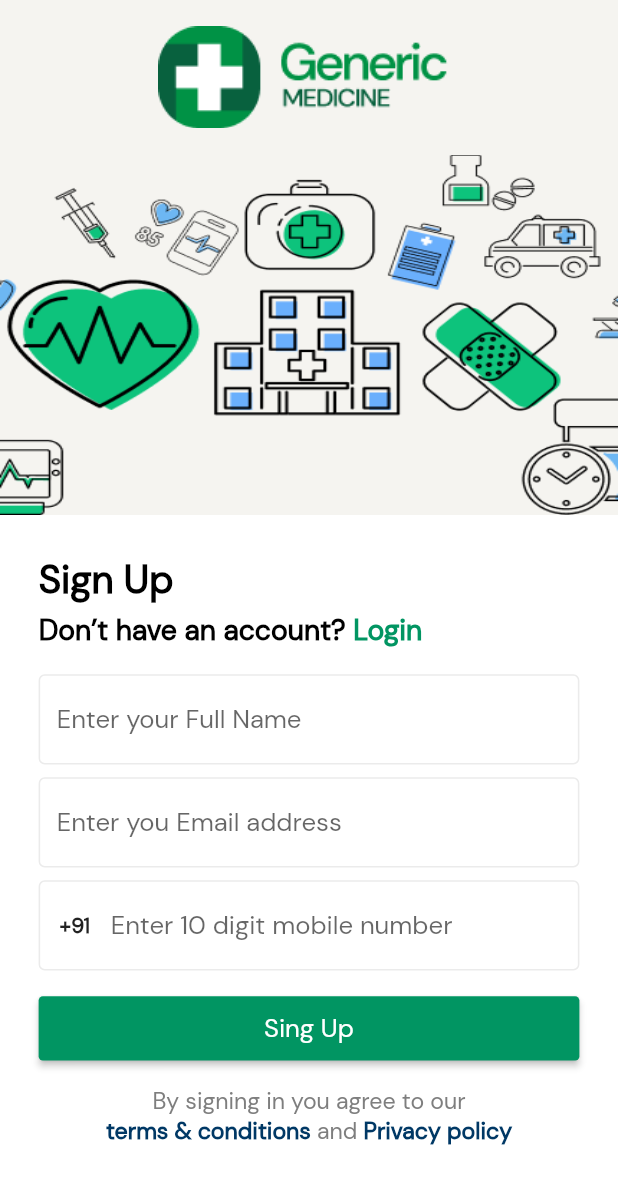
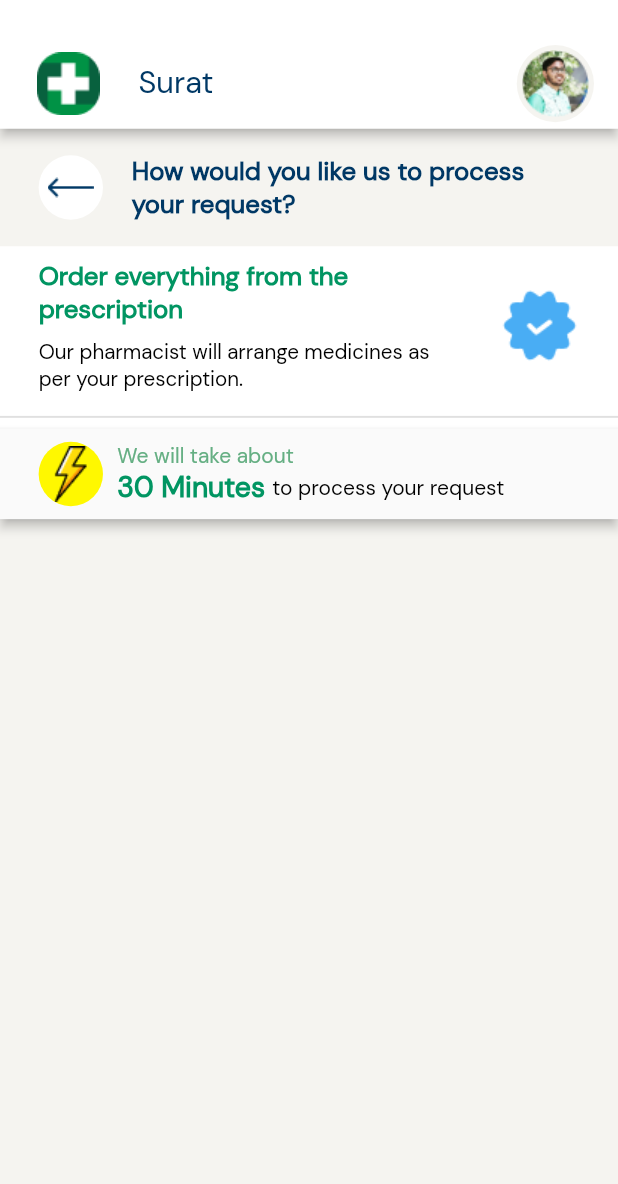
Before and after one commit to DevMeetMunjapara/generic_medicine, a Flutter app: the screen it shows after launch, on a phone screen of 412 x 824 dp. Shown: the top 1184 px of the screen. Run offline on Flutter 3.47's test engine with Material 2 defaults, Android fonts, the phone set to English and light mode, and no system bars; our stand-ins replace flutter_screenutil, pinput.

Commit message:
How To Work page start

```diff
--- a/lib/castomWidget/appComponent.dart
+++ b/lib/castomWidget/appComponent.dart
@@ -11,18 +11,24 @@ class AppComponent {
 //Images
   // Logo
   static String introLogo = "img/introLogo.png";
+  static String lineArrow = "img/lineArrow.png";
+  static String logo = "img/logo.png";
+
   static String login = "img/login/login.png";
   static String singUp = "img/login/singUp.png";
-  static String logo = "img/logo.png";
   static String singlLogo = "img/singlLogo.png";
-  static String profile = "img/home/profile.png";
-  static String lineArrow = "img/lineArrow.png";
+  static String otp = "img/login/otp.png";
+
   static String introOne = "img/introScreen/introOne.png";
   static String groupOne = "img/introScreen/groupOne.png";
+
+  static String profile = "img/home/profile.png";
   static String home = "img/home/home.png";
   static String cancel = "img/home/cancel.png";
   static String photo = "img/home/photo.png";
   static String gallery = "img/home/gallery.png";
   static String prescription = "img/home/prescription.png";
   static String arrowRight = "img/home/arrowRight.png";
+  static String tickmark = "img/home/tickmark.png";
+  static String flash = "img/home/flash.png";
 }
--- /dev/null
+++ b/lib/castomWidget/appbar.dart
@@ -0,0 +1,42 @@
+import 'package:flutter/material.dart';
+import 'package:flutter/src/widgets/framework.dart';
+import 'package:flutter/src/widgets/placeholder.dart';
+import 'package:flutter_screenutil/flutter_screenutil.dart';
+import 'package:generic_medicine/castomWidget/appComponent.dart';
+
+class MyAppBar extends StatelessWidget {
+  MyAppBar({super.key});
+
+  @override
+  Widget build(BuildContext context) {
+    return AppBar(
+      elevation: 3,
+      toolbarHeight: 100.h,
+      backgroundColor: Colors.white,
+      title: Container(
+        //color: Colors.amber,
+        child: Padding(
+            padding: EdgeInsets.only(top: 30.h, left: 10.h),
+            child: Row(
+              children: [
+                Image.asset(AppComponent.singlLogo),
+                SizedBox(
+                  width: 30.h,
+                ),
+                Expanded(
+                  child: Text(
+                    "Surat",
+                    style: TextStyle(
+                        color: AppComponent.NevyBlue, fontSize: 24.sp),
+                  ),
+                ),
+                CircleAvatar(
+                    backgroundColor: AppComponent.White,
+                    radius: 30.h,
+                    child: Image.asset(AppComponent.profile))
+              ],
+            )),
+      ),
+    );
+  }
+}
--- /dev/null
+++ b/lib/castomWidget/process.dart
@@ -0,0 +1,152 @@
+import 'package:flutter/material.dart';
+import 'package:flutter/src/widgets/framework.dart';
+import 'package:flutter/src/widgets/placeholder.dart';
+import 'package:flutter_screenutil/flutter_screenutil.dart';
+import 'package:generic_medicine/castomWidget/appComponent.dart';
+import 'package:generic_medicine/castomWidget/appbar.dart';
+
+class Process extends StatefulWidget {
+  const Process({super.key});
+
+  @override
+  State<Process> createState() => _ProcessState();
+}
+
+class _ProcessState extends State<Process> {
+  @override
+  Widget build(BuildContext context) {
+    return SafeArea(
+      child: Scaffold(
+        body: Column(
+          children: [
+            MyAppBar(),
+            SizedBox(
+              height: 20.h,
+            ),
+            Padding(
+              padding: EdgeInsets.only(left: 30.h, right: 30.h),
+              child: Row(
+                children: [
+                  CircleAvatar(
+                    radius: 25.h,
+                    backgroundColor: Colors.white,
+                    child: Padding(
+                        padding: EdgeInsets.all(7.h),
+                        child: Image.asset(AppComponent.lineArrow)),
+                  ),
+                  SizedBox(
+                    width: 20.w,
+                  ),
+                  Text(
+                    "How would you like us to process\nyour request?",
+                    style: TextStyle(
+                        fontSize: 20.sp,
+                        color: AppComponent.NevyBlue,
+                        fontWeight: FontWeight.bold),
+                  ),
+                ],
+              ),
+            ),
+            SizedBox(
+              height: 20.h,
+            ),
+            Container(
+              width: double.infinity,
+              color: Colors.white,
+              child: Column(
+                children: [
+                  Padding(
+                    padding: EdgeInsets.fromLTRB(30.h, 10.h, 30.h, 10.h),
+                    child: Row(
+                      mainAxisAlignment: MainAxisAlignment.spaceBetween,
+                      children: [
+                        Column(
+                          crossAxisAlignment: CrossAxisAlignment.start,
+                          children: [
+                            Text(
+                              "Order everything from the\nprescription",
+                              style: TextStyle(
+                                  color: AppComponent.Green,
+                                  fontSize: 20.sp,
+                                  fontWeight: FontWeight.bold),
+                            ),
+                            SizedBox(
+                              height: 10.sp,
+                            ),
+                            Text(
+                              "Our pharmacist will arrange medicines as\nper your prescription.",
+                              style: TextStyle(
+                                color: Colors.black,
+                                fontSize: 16.sp,
+                              ),
+                            )
+                          ],
+                        ),
+                        SizedBox(
+                          width: 10.sp,
+                        ),
+                        Image.asset(AppComponent.tickmark)
+                      ],
+                    ),
+                  ),
+                  Divider(
+                    thickness: 1.5.sp,
+                  ),
+                  Material(
+                    elevation: 3,
+                    child: Padding(
+                      padding: EdgeInsets.fromLTRB(30.h, 10.h, 30.h, 10.h),
+                      child: Row(
+                        children: [
+                          CircleAvatar(
+                              radius: 25.sp,
+                              backgroundColor:
+                                  Color.fromARGB(255, 255, 248, 256),
+                              child: Image.asset(AppComponent.flash)),
+                          SizedBox(
+                            width: 10.w,
+                          ),
+                          Column(
+                            crossAxisAlignment: CrossAxisAlignment.start,
+                            children: [
+                              const Text(
+                                "We will take about",
+                                style: TextStyle(
+                                  color: Color.fromARGB(255, 101, 175, 131),
+                                ),
+                              ),
+                              Row(
+                                children: [
+                                  Text(
+                                    "30 Minutes",
+                                    style: TextStyle(
+                                        color: AppComponent.Green,
+                                        fontSize: 22.sp,
+                                        fontWeight: FontWeight.bold),
+                                  ),
+                                  SizedBox(
+                                    width: 5.w,
+                                  ),
+                                  Text(
+                                    "to process your request",
+                                    style: TextStyle(
+                                      color: Colors.black,
+                                    ),
+                                  ),
+                                ],
+                              )
+                            ],
+                          )
+                        ],
+                      ),
+                    ),
+                  )
+                ],
+              ),
+            )
+          ],
+        ),
+      ),
+    );
+  }
+}
--- a/lib/main.dart
+++ b/lib/main.dart
@@ -1,9 +1,12 @@
 import 'package:flutter/material.dart';
 import 'package:flutter_screenutil/flutter_screenutil.dart';
 import 'package:generic_medicine/castomWidget/appComponent.dart';
+import 'package:generic_medicine/castomWidget/process.dart';
+import 'package:generic_medicine/intro/introScreen.dart';
 import 'package:generic_medicine/intro/logo.dart';
 import 'package:generic_medicine/intro/permission.dart';
 import 'package:generic_medicine/login/login.dart';
+import 'package:generic_medicine/login/otp.dart';
 import 'package:generic_medicine/login/singUp.dart';
 import 'package:generic_medicine/uploadPrescription.dart';
 
@@ -31,7 +34,7 @@ class MyApp extends StatelessWidget {
             fontFamily: "DMSans",
           ),
           routes: {
-            "/": (context) => SingUp(),
+            "/": (context) => Process(),
           },
         );
       },
--- a/pubspec.yaml
+++ b/pubspec.yaml
@@ -36,6 +36,7 @@ dependencies:
   # Use with the CupertinoIcons class for iOS style icons.
   cupertino_icons: ^1.0.2
   flutter_screenutil: ^5.7.0
+  pinput: ^2.2.31
 
 dev_dependencies:
   flutter_test:
```
Also changed, not shown: lib/login/otp.dart (added, +132 -0 lines), lib/uploadPrescription.dart (+7 -36 lines), img/home/flash.png (added), img/home/tickmark.png (added), img/login/otp.png (added), pubspec.lock, 5 other files.
